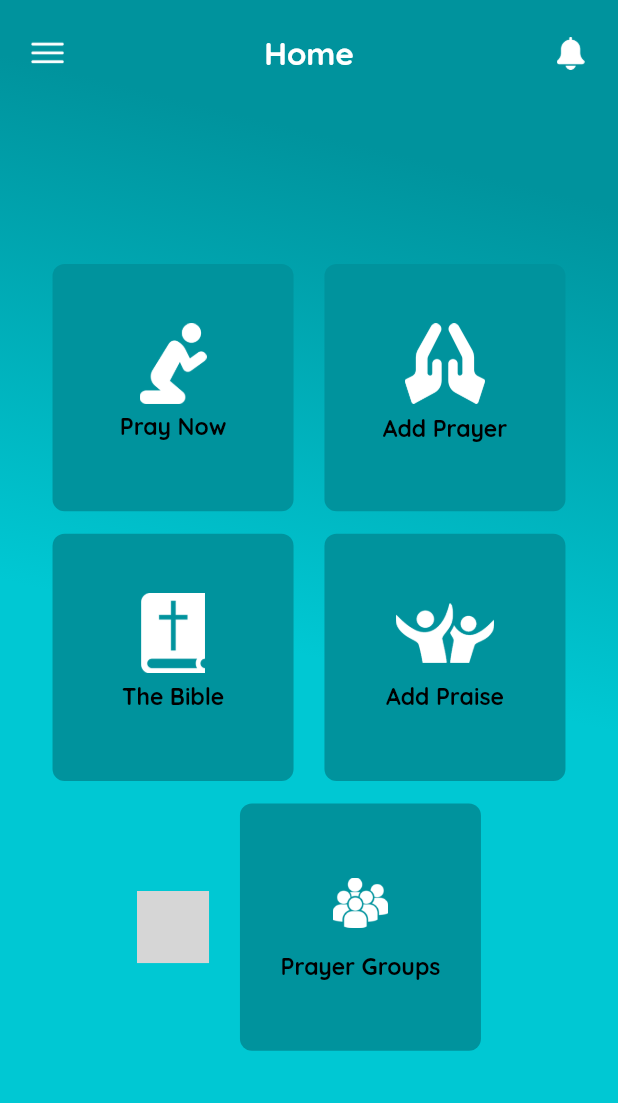
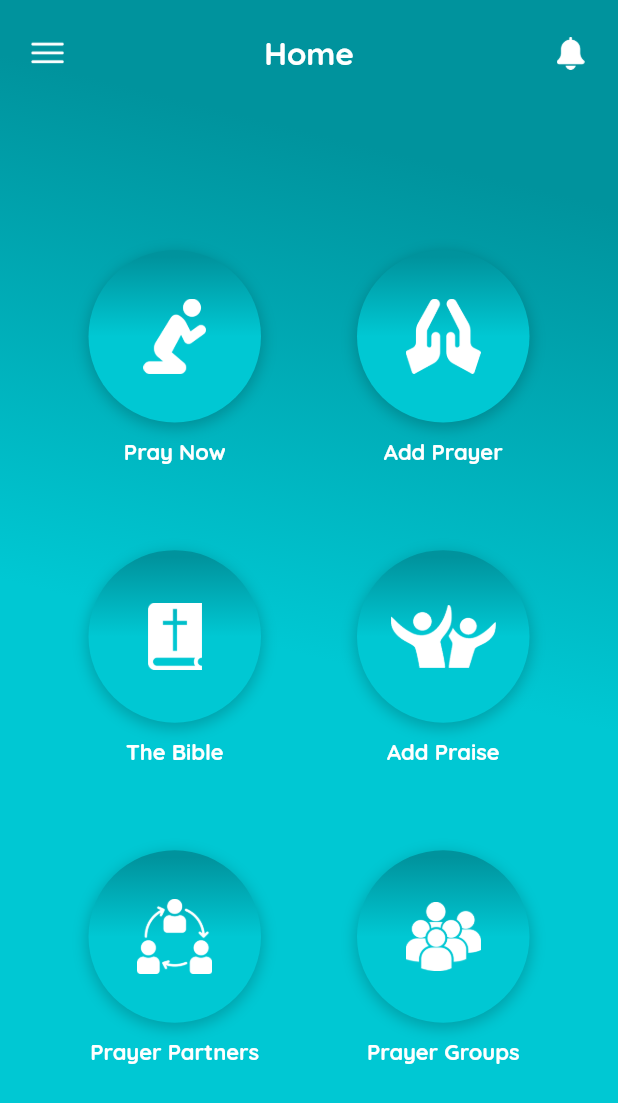
Before and after one commit to TorchPoint/PrayerApp, a Flutter app: the DrawerScreen screen opened directly, on a phone screen of 412 x 824 dp. Shown: the top 1103 px of the screen. Run offline on Flutter 3.47's test engine with Material 2 defaults, Android fonts, the phone set to English and light mode, and no system bars; our stand-ins replace another_flushbar, bubble_tab_indicator, contacts_service, fluttertoast, font_awesome_flutter, image_cropper and 7 more; missing offline and left inert: flutter_cupertino_date_picker_fork, textfield_search; grey boxes are pictures that could not be loaded.

Commit message:
home_screen_done

```diff
--- a/lib/drawer/drawer_screen.dart
+++ b/lib/drawer/drawer_screen.dart
@@ -5,6 +5,7 @@ import 'package:prayer_hybrid_app/auth/screens/auth_main_screen.dart';
 import 'package:prayer_hybrid_app/home/home_screen.dart';
 import 'package:prayer_hybrid_app/prayer_group/screens/prayer_group_list_screen.dart';
 import 'package:prayer_hybrid_app/prayer_praise_info/screens/prayer_praise_tab_screen.dart';
+import 'package:prayer_hybrid_app/reminder_calendar/screens/reminder_screen.dart';
 import 'package:prayer_hybrid_app/utils/app_colors.dart';
 import 'package:prayer_hybrid_app/utils/app_strings.dart';
 import 'package:prayer_hybrid_app/utils/asset_paths.dart';
@@ -92,7 +93,7 @@ class _DrawerScreenState extends State<DrawerScreen> with SingleTickerProviderSt
      },
      trailingIconPath: AssetPaths.NOTIFICATION_ICON,
      trailingTap: (){
-       print("Notification Icon");
+       AppNavigation.navigateTo(context, ReminderScreen());
      },
     );
   }
--- a/lib/home/home_screen.dart
+++ b/lib/home/home_screen.dart
@@ -2,6 +2,8 @@ import 'package:flutter/material.dart';
 import 'package:prayer_hybrid_app/add_praise/screens/add_praise_screen.dart';
 import 'package:prayer_hybrid_app/add_prayer/screens/add_prayer_screen.dart';
 import 'package:prayer_hybrid_app/bible/screens/bible_tab_screen.dart';
+import 'package:prayer_hybrid_app/home/widgets/custom_pray_option_container.dart';
+import 'package:prayer_hybrid_app/prayer_group/screens/create_prayer_group_screen.dart';
 import 'package:prayer_hybrid_app/prayer_praise_info/screens/prayer_praise_tab_screen.dart';
 import 'package:prayer_hybrid_app/reminder_calendar/screens/reminder_screen.dart';
 import 'package:prayer_hybrid_app/subscription/screens/buy_now_subscription.dart';
@@ -20,42 +22,43 @@ class _HomeScreenState extends State<HomeScreen> {
   @override
   Widget build(BuildContext context) {
     return Column(
-      mainAxisAlignment: MainAxisAlignment.center,
       children: [
 
+        Spacer(flex: 2,),
+
         Row(
-          mainAxisAlignment: MainAxisAlignment.center,
+          mainAxisAlignment: MainAxisAlignment.spaceEvenly,
+          crossAxisAlignment: CrossAxisAlignment.start,
           children: [
             _prayNowCategoryWidget(),
-            SizedBox(width: MediaQuery.of(context).size.width*0.05,),
             _addPrayerCategoryWidget(),
           ],
         ),
 
-        SizedBox(height: 15.0,),
+        Spacer(flex: 1,),
 
         Row(
-          mainAxisAlignment: MainAxisAlignment.center,
+          mainAxisAlignment: MainAxisAlignment.spaceEvenly,
+          crossAxisAlignment: CrossAxisAlignment.start,
           children: [
             _bibleCategoryWidget(),
-            SizedBox(width: MediaQuery.of(context).size.width*0.05,),
             _addPraiseCategoryWidget(),
           ],
         ),
 
-        SizedBox(height: 15.0,),
+
+        Spacer(flex: 1,),
 
         Row(
-          mainAxisAlignment: MainAxisAlignment.center,
+          mainAxisAlignment: MainAxisAlignment.spaceEvenly,
+          crossAxisAlignment: CrossAxisAlignment.start,
           children: [
-            _prayerPartnersSubscriptionCategoryWidget(),
-            SizedBox(width: MediaQuery.of(context).size.width*0.05,),
-            _reminderCategoryWidget(),
+            _prayerPartnersWithoutSubscriptionCategoryWidget(),
+            _prayerGroupCategoryWidget(),
           ],
-        )
+        ),
 
-
-
+        Spacer(flex: 2,),
       ],
     );
   }
@@ -67,7 +70,7 @@ class _HomeScreenState extends State<HomeScreen> {
       onTap: (){
         AppNavigation.navigateTo(context, PrayerPraiseTabScreen(tabInitialIndex: 0));
       },
-        child: _categoryContainerWidget(AppStrings.PRAY_NOW_TEXT,AssetPaths.PRAY_NOW_IMAGE,6.0,0.13),
+        child: CustomPrayOptionContainer(title:AppStrings.PRAY_NOW_TEXT,imagePath:AssetPaths.PRAY_NOW_IMAGE),
     );
   }
 
@@ -79,7 +82,7 @@ class _HomeScreenState extends State<HomeScreen> {
       onTap: (){
         AppNavigation.navigateTo(context, AddPrayerScreen(prayerButtonText: AppStrings.ADD_PRAYER_TEXT.toUpperCase()));
       },
-      child: _categoryContainerWidget(AppStrings.ADD_PRAYER_TEXT,AssetPaths.ADD_PRAYER_IMAGE,7.5,0.13),
+     child: CustomPrayOptionContainer(title:AppStrings.ADD_PRAYER_TEXT,imagePath:AssetPaths.ADD_PRAYER_IMAGE),
     );
   }
 
@@ -91,7 +94,7 @@ class _HomeScreenState extends State<HomeScreen> {
       onTap: (){
         AppNavigation.navigateTo(context, BibleTabScreen());
       },
-      child: _categoryContainerWidget(AppStrings.BIBLE_TEXT,AssetPaths.BIBLE_IMAGE,6.0,0.13),
+      child: CustomPrayOptionContainer(title:AppStrings.BIBLE_TEXT,imagePath:AssetPaths.BIBLE_IMAGE,imageWidth: 45.0,imageHeight: 45.0,),
     );
   }
 
@@ -103,77 +106,32 @@ class _HomeScreenState extends State<HomeScreen> {
       onTap: (){
         AppNavigation.navigateTo(context, AddPraiseScreen(praiseButtonText: AppStrings.ADD_PRAISE_TEXT.toUpperCase()));
       },
-      child: _categoryContainerWidget(AppStrings.ADD_PRAISE_TEXT,AssetPaths.ADD_PRAISE_IMAGE,6.0,0.16),
+      child: CustomPrayOptionContainer(title:AppStrings.ADD_PRAISE_TEXT,imagePath:AssetPaths.ADD_PRAISE_IMAGE,imageWidth: 70.0,imageHeight: 70.0,),
     );
   }
 
-  //Prayer Partners Without Category Widget
+  //Prayer Partners Without Subscription Widget
   Widget _prayerPartnersWithoutSubscriptionCategoryWidget()
   {
     return GestureDetector(
       onTap: (){
         AppNavigation.navigateTo(context, BuyNowSubscription());
       },
-      child: _categoryContainerWidget(AppStrings.PRAYER_PARTNERS_TEXT,AssetPaths.PRAYER_PARTNER_WITHOUT_SUBSCRIPTION_IMAGE,6.0,0.12),
+      child: CustomPrayOptionContainer(title:AppStrings.PRAYER_PARTNERS_TEXT,imagePath:AssetPaths.PRAYER_PARTNER_WITHOUT_SUBSCRIPTION_IMAGE),
     );
   }
 
-  //Reminder Category Widget
-  Widget _reminderCategoryWidget()
+  //Prayer Group Category Widget
+  Widget _prayerGroupCategoryWidget()
   {
     return GestureDetector(
       onTap: (){
-      AppNavigation.navigateTo(context, ReminderScreen());
+      AppNavigation.navigateTo(context, CreatePrayerGroupScreen());
       },
-      child: _categoryContainerWidget(AppStrings.PRAYER_GROUPS_TEXT,AssetPaths.PRAYER_GROUP_IMAGE,6.0,0.09),
+      child:CustomPrayOptionContainer(title:AppStrings.PRAYER_GROUPS_TEXT,imagePath:AssetPaths.PRAYER_GROUP_IMAGE),
     );
   }
 
-
-
-  Widget _categoryContainerWidget(String title,String imagePath,double sizeHeight,double imageWidth)
-  {
-    return Container(
-      width: MediaQuery.of(context).size.width*0.39,
-      height: MediaQuery.of(context).size.height*0.2,
-      decoration: BoxDecoration(
-          color: AppColors.BACKGROUND1_COLOR,
-          borderRadius: BorderRadius.circular(8.0)
-      ),
-      child: Column(
-        children: [
-          Container(
-            width: MediaQuery.of(context).size.width*0.39,
-            height: MediaQuery.of(context).size.height*0.113,
-            child: Row(
-              crossAxisAlignment: CrossAxisAlignment.end,
-              mainAxisAlignment: MainAxisAlignment.center,
-              children: [
-                Container(
-                  width: MediaQuery.of(context).size.width*imageWidth,
-                  height: MediaQuery.of(context).size.height*0.065,
-                  decoration: BoxDecoration(
-                    image: DecorationImage(
-                      image: AssetImage(imagePath),
-                      fit: BoxFit.contain
-                    )
-                  ),
-                ),
-              ],
-            ),
-          ),
-          SizedBox(height: sizeHeight,),
-          Expanded(
-            child: Padding(
-              padding: EdgeInsets.only(left: 2.0,right: 2.0),
-                child: Text(title.toString(),style:TextStyle(color: AppColors.BLACK_COLOR,fontWeight: FontWeight.w700),textScaleFactor:1.1,overflow: TextOverflow.ellipsis,maxLines: 2,)
-            ),
-          )
-
-        ],
-      ),
-    );
-  }
 
 
   // //Prayer Partners Subscription Category Widget
--- /dev/null
+++ b/lib/home/widgets/custom_pray_option_container.dart
@@ -0,0 +1,74 @@
+import 'package:flutter/material.dart';
+import 'package:prayer_hybrid_app/utils/app_colors.dart';
+
+class CustomPrayOptionContainer extends StatelessWidget {
+  String title,imagePath;
+  double imageWidth,imageHeight;
+  CustomPrayOptionContainer({this.title,this.imagePath,this.imageWidth,this.imageHeight});
+
+  @override
+  Widget build(BuildContext context) {
+   return Container(
+      width: 125.0,
+      decoration: BoxDecoration(
+          color: AppColors.TRANSPARENT_COLOR,
+          borderRadius: BorderRadius.circular(8.0)
+      ),
+      child: Column(
+        children: [
+          Container(
+            width: 125.0,
+            height: 115.0,
+            decoration: BoxDecoration(
+                shape: BoxShape.circle,
+                boxShadow: [
+                BoxShadow(
+                  color: AppColors.BLACK_COLOR.withOpacity(0.2),
+                  spreadRadius: 1,
+                  blurRadius: 8,
+                  offset: Offset(0, 3), // changes position of shadow
+                )],
+                gradient: LinearGradient(
+                    begin: Alignment.topLeft,
+                    end: Alignment.bottomLeft,
+                    colors: [
+                      AppColors.BACKGROUND1_COLOR,
+                      AppColors.BACKGROUND2_COLOR,
+                      AppColors.BACKGROUND2_COLOR,
+                    ],
+                    stops: [0.04,0.5,1.0]
+
+                )
+            ),
+            child: _imageWidget()
+          ),
+
+          SizedBox(height: 10.0,),
+
+          Text(title,style: TextStyle(color: AppColors.WHITE_COLOR,fontWeight: FontWeight.w700),textScaleFactor: 1.05,)
+
+        ],
+      ),
+    );
+  }
+
+
+  Widget _imageWidget()
+  {
+    return Column(
+      mainAxisAlignment: MainAxisAlignment.center,
+      children: [
+        Container(
+          width: imageWidth ?? 50.0,
+          height: imageHeight ?? 50.0,
+          decoration: BoxDecoration(
+              image: DecorationImage(
+                  image: AssetImage(imagePath),
+                  fit: BoxFit.contain
+              )
+          ),
+        ),
+      ],
+    );
+  }
+}
--- a/lib/main.dart
+++ b/lib/main.dart
@@ -31,7 +31,7 @@ class MyApp extends StatelessWidget {
       theme: ThemeData(
         fontFamily: 'Quicksand',
       ),
-      home: DrawerScreen(),
+      home: SplashScreen(),
     );
   }
 }
```
